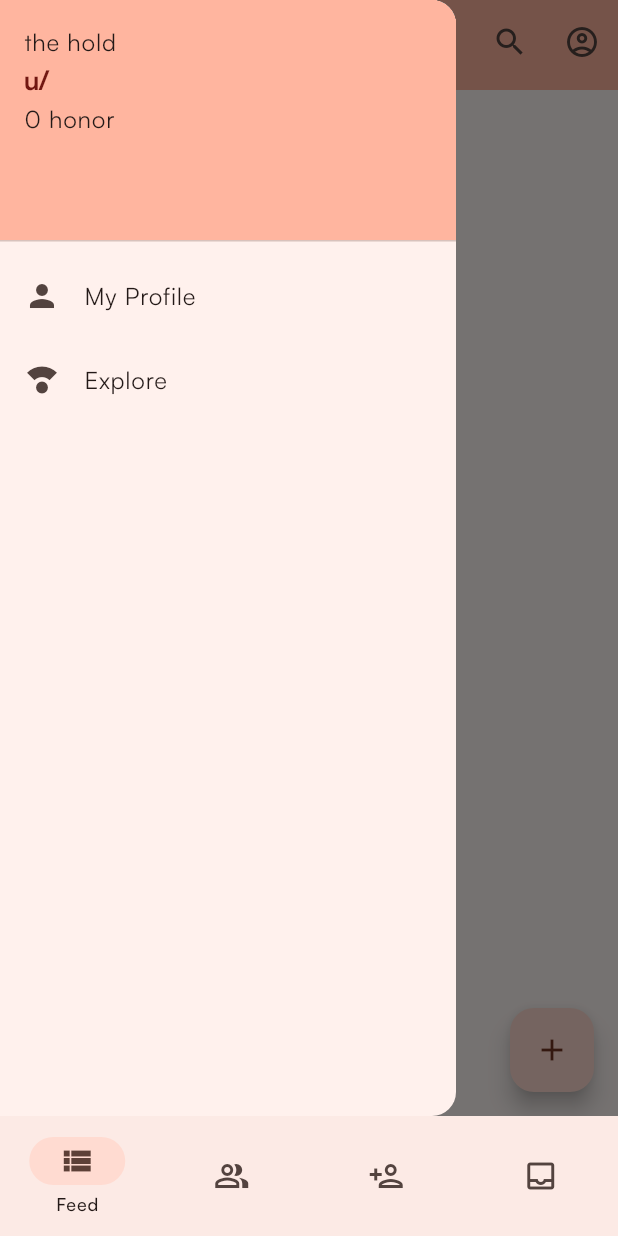
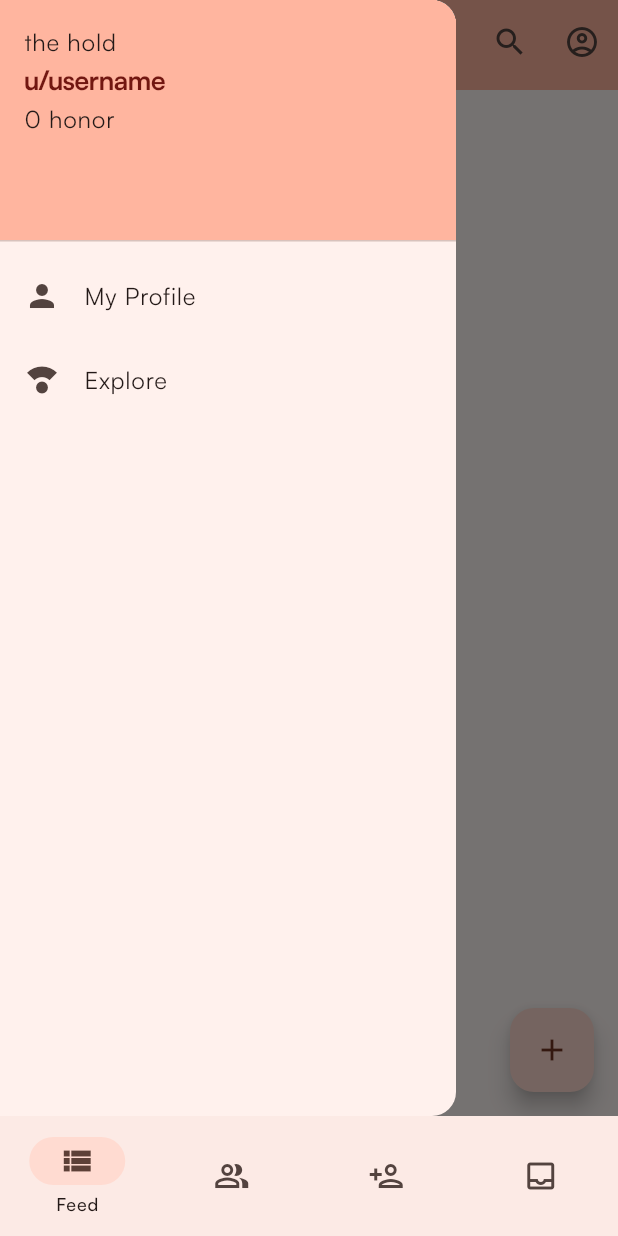
Before and after one commit to itcodehery/reddit_clone, a Flutter app: the screen it shows once a user with an empty profile is signed in, after a tap on "Create Profile", after a tap on the "check" icon, after a tap on the "menu" icon, on a phone screen of 412 x 824 dp. Run offline on Flutter 3.47's test engine with Material 3 defaults, Android fonts, the phone set to English and light mode, and no system bars; our stand-ins replace cloud_firestore, firebase_auth, firebase_core, flutter_dotenv, image_picker, shared_preferences; missing offline and left inert: firebase_auth_rest, password_strength; accounts and stored records are empty.

Commit message:
implemented provider properly

```diff
--- a/lib/components/hold_app_bar.dart
+++ b/lib/components/hold_app_bar.dart
@@ -5,10 +5,7 @@ import 'package:reddit_clone/pages/userprof/myprofile.dart';
 class HoldAppBar extends StatelessWidget {
   const HoldAppBar({
     super.key,
-    this.currentUser,
   });
-
-  final HoldUser? currentUser;
 
   @override
   Widget build(BuildContext context) {
@@ -20,28 +17,7 @@ class HoldAppBar extends StatelessWidget {
           Scaffold.of(context).openDrawer();
         },
       ),
-      title: Column(
-        crossAxisAlignment: CrossAxisAlignment.start,
-        children: [
-          Text(
-            'u/${currentUser!.username.isEmpty ? 'anonymous' : currentUser!.username}',
-            style: const TextStyle(
-              fontWeight: FontWeight.bold,
-              fontSize: 18,
-              letterSpacing: -0.5,
-              color: Color.fromARGB(255, 114, 23, 17),
-            ),
-          ),
-          Text(
-            '${currentUser?.honor.toString()} honor',
-            style: const TextStyle(
-              fontSize: 12,
-              fontWeight: FontWeight.w500,
-              color: Color.fromARGB(255, 114, 23, 17),
-            ),
-          ),
-        ],
-      ),
+      title: const Text('The Hold'),
       actions: [
         IconButton(
           icon: const Icon(Icons.search),
@@ -53,7 +29,7 @@ class HoldAppBar extends StatelessWidget {
           icon: const Icon(Icons.account_circle_outlined),
           onPressed: () {
             Navigator.of(context).push(MaterialPageRoute(builder: (context) {
-              return Myprofile(user: currentUser!);
+              return Myprofile();
             }));
           },
         ),
--- a/lib/main.dart
+++ b/lib/main.dart
@@ -2,6 +2,7 @@ import 'package:firebase_core/firebase_core.dart';
 import 'package:flutter/material.dart';
 import 'package:provider/provider.dart';
 import 'package:reddit_clone/firebase_options.dart';
+import 'package:reddit_clone/helper/users_fetch.dart';
 import 'package:reddit_clone/pages/authentication/choose_profile.dart';
 import 'package:reddit_clone/pages/communities.dart';
 import 'package:reddit_clone/pages/create/create_community.dart';
@@ -13,6 +14,7 @@ import 'package:flutter_dotenv/flutter_dotenv.dart';
 import 'package:reddit_clone/pages/authentication/login.dart';
 import 'package:reddit_clone/pages/overlays/searchpage.dart';
 import 'package:reddit_clone/provider/main_user_provider.dart';
+import 'package:reddit_clone/provider/profile_provider.dart';
 import 'package:reddit_clone/widget_core.dart';
 import 'package:reddit_clone/widget_tree.dart';
 
@@ -36,18 +38,17 @@ class _MyAppState extends State<MyApp> {
   int currentIndex = 0;
 
   @override
-  void initState() {
-    super.initState();
-    getUserUserUser();
-  }
-
-  void getUserUserUser() async {
-    Provider.of<MainUserProvider>(context).getTheDamnUser();
-  }
-
-  @override
   Widget build(BuildContext context) {
-    return MaterialApp(
+    return MultiProvider(
+      providers: [
+        ChangeNotifierProvider(
+          create: (context) => MainUserProvider(),
+        ),
+        ChangeNotifierProvider(
+          create: (context) => ProfileProvider(),
+        )
+      ],
+      child: MaterialApp(
         title: 'The Hold',
         debugShowCheckedModeBanner: false,
         theme: ThemeData(
@@ -68,6 +69,8 @@ class _MyAppState extends State<MyApp> {
           '/create_post': (context) => const CreatePost(),
           '/create_community': (context) => const CreateSubhold(),
           '/edit_profile': (context) => const ChooseProfile(),
-        });
+        },
+      ),
+    );
   }
 }
--- a/lib/pages/authentication/choose_profile.dart
+++ b/lib/pages/authentication/choose_profile.dart
@@ -4,6 +4,7 @@ import 'package:firebase_auth_rest/firebase_auth_rest.dart';
 import 'package:flutter/material.dart';
 import 'package:flutter/services.dart';
 import 'package:image_picker/image_picker.dart';
+import 'package:reddit_clone/helper/shared_prefs_helper.dart';
 import 'package:reddit_clone/helper/users_fetch.dart';
 
 class ChooseProfile extends StatefulWidget {
@@ -142,6 +143,8 @@ class ChooseProfileState extends State<ChooseProfile> {
                           aboutYouController.text,
                           0,
                         ).then((_) {
+                          SharedPreferencesHelper.saveBool(
+                              true, 'profileCreated');
                           ScaffoldMessenger.of(context).showSnackBar(
                             const SnackBar(
                               content: Text('Profile Created!'),
--- a/lib/pages/authentication/login.dart
+++ b/lib/pages/authentication/login.dart
@@ -1,5 +1,7 @@
 import 'package:flutter/material.dart';
 import 'package:firebase_auth/firebase_auth.dart';
+import 'package:password_strength/password_strength.dart';
+import 'package:flutter/services.dart';
 import 'package:reddit_clone/helper/shared_prefs_helper.dart';
 
 enum AuthMode { login, signUp }
@@ -71,6 +73,8 @@ class _LoginState extends State<Login> {
   //   );
   // }
 
+  GlobalKey<FormState> formKey = GlobalKey<FormState>();
+
   @override
   Widget build(BuildContext context) {
     return Scaffold(
@@ -121,22 +125,47 @@ class _LoginState extends State<Login> {
               Text(isLogin ? "Login" : "Sign Up",
                   style: const TextStyle(fontSize: 18)),
               const SizedBox(height: 10),
-              TextField(
+              Form(
+                  key: formKey,
+                  child: Column(
+                    children: [
+                      TextFormField(
                         decoration: InputDecoration(
                           border: const OutlineInputBorder(),
                           labelText: isLogin ? 'Email' : 'Enter an email',
                         ),
                         controller: emailController,
+                        validator: (value) {
+                          if (value == null || value.isEmpty) {
+                            return 'Please enter some text';
+                          }
+                          return null;
+                        },
                       ),
                       const SizedBox(height: 20),
-              TextField(
+                      TextFormField(
                         decoration: InputDecoration(
                           border: const OutlineInputBorder(),
                           labelText: isLogin ? 'Password' : 'Enter a password',
                         ),
                         controller: passwordController,
+                        inputFormatters: [
+                          FilteringTextInputFormatter(' ', allow: false),
+                        ],
                         obscureText: true,
+                        validator: (value) {
+                          if (value == null || value.isEmpty) {
+                            return 'Please enter a valid password';
+                          }
+                          double strength = estimatePasswordStrength(value);
+                          if (strength < 0.3) {
+                            return 'Password is too weak';
+                          }
+                          return null;
+                        },
                       ),
+                    ],
+                  )),
               const SizedBox(height: 20),
               Row(
                 children: [
@@ -166,6 +195,8 @@ class _LoginState extends State<Login> {
                           Theme.of(context).colorScheme.primary),
                     ),
                     onPressed: () {
+                      //validate form
+                      if (formKey.currentState!.validate()) {
                         isLogin
                             ? signInWithEmailAndPassword()
                             : {
@@ -173,6 +204,7 @@ class _LoginState extends State<Login> {
                                 SharedPreferencesHelper.saveBool(
                                     true, 'firstTimeLogin'),
                               };
+                      }
                     },
                     child: Text(
                       isLogin ? "Login" : "Sign Up",
--- a/lib/pages/home.dart
+++ b/lib/pages/home.dart
@@ -3,7 +3,6 @@ import 'package:provider/provider.dart';
 import 'package:reddit_clone/components/hold_app_bar.dart';
 import 'package:reddit_clone/components/text_post.dart';
 import 'package:reddit_clone/helper/posts_fetch.dart';
-import 'package:reddit_clone/models/holduser.dart';
 import 'package:reddit_clone/models/post.dart';
 import 'package:reddit_clone/provider/main_user_provider.dart';
 
@@ -17,26 +16,13 @@ class MyHomePage extends StatefulWidget {
 }
 
 class _MyHomePageState extends State<MyHomePage> {
-  HoldUser? user;
-
-  @override
-  void initState() {
-    super.initState();
-    getTheDamnUser();
-  }
-
-  void getTheDamnUser() {
-    user = Provider.of<MainUserProvider>(context).currentUser;
-  }
-
   @override
   Widget build(BuildContext context) {
     return Scaffold(
-      appBar: PreferredSize(
-          preferredSize: const Size.fromHeight(60.0),
-          child: HoldAppBar(
-            currentUser: user,
-          )),
+      appBar: const PreferredSize(
+        preferredSize: Size.fromHeight(60),
+        child: HoldAppBar(),
+      ),
       //list of posts
       body: FutureBuilder(
         future: getPosts(),
@@ -72,7 +58,7 @@ class _MyHomePageState extends State<MyHomePage> {
                   children: [
                     const Text('the hold'),
                     Text(
-                      "u/${user?.username}",
+                      "u/${context.watch<MainUserProvider>().username}",
                       style: const TextStyle(
                         fontWeight: FontWeight.bold,
                         fontSize: 18,
@@ -80,7 +66,8 @@ class _MyHomePageState extends State<MyHomePage> {
                         color: Color.fromARGB(255, 114, 23, 17),
                       ),
                     ),
-                    Text("${user?.honor} honor"),
+                    Text(
+                        "${context.watch<MainUserProvider>().honorpoints.toString()} honor"),
                   ],
                 )),
             ListTile(
--- a/lib/provider/main_user_provider.dart
+++ b/lib/provider/main_user_provider.dart
@@ -3,10 +3,37 @@ import 'package:reddit_clone/helper/users_fetch.dart';
 import 'package:reddit_clone/models/holduser.dart';
 
 class MainUserProvider extends ChangeNotifier {
-  HoldUser? currentUser;
+  String username = "username";
+  String bio = "bio";
+  String email = "email";
+  int honorpoints = 0;
+  String userID = "HOLD117";
 
-  void getTheDamnUser() async {
-    currentUser = await getUserData();
+  MainUserProvider({
+    this.username = "username",
+    this.bio = "bio",
+    this.email = "email",
+    this.honorpoints = 0,
+    this.userID = "HOLD117",
+  });
+
+  void getMainUser() async {
+    HoldUser? user = await getUserData();
+    if (user != null) {
+      username = user.username;
+      bio = user.bio;
+      email = user.email;
+      honorpoints = user.honor;
+      userID = user.userId;
+    }
+    notifyListeners();
+  }
+
+  void updateMainUser(String username, String bio, int honorpoints) {
+    this.username = username;
+    this.bio = bio;
+    this.honorpoints = honorpoints;
+    saveUserData(username, bio, honorpoints);
     notifyListeners();
   }
 }
--- /dev/null
+++ b/lib/provider/profile_provider.dart
@@ -0,0 +1,18 @@
+import 'package:flutter/material.dart';
+import 'package:reddit_clone/helper/shared_prefs_helper.dart';
+
+class ProfileProvider extends ChangeNotifier {
+  bool isProfileCreated;
+
+  ProfileProvider({this.isProfileCreated = false});
+
+  void changeProfileCreated() async {
+    isProfileCreated = true;
+    SharedPreferencesHelper.saveBool(isProfileCreated, "profile created");
+    notifyListeners();
+  }
+
+  void getProfileCreated() async {
+    isProfileCreated = await SharedPreferencesHelper.getBool("profile created");
+  }
+}
--- a/lib/widget_tree.dart
+++ b/lib/widget_tree.dart
@@ -1,8 +1,13 @@
 import 'package:flutter/material.dart';
+import 'package:provider/provider.dart';
 import 'package:reddit_clone/helper/auth.dart';
 import 'package:firebase_auth/firebase_auth.dart';
+import 'package:reddit_clone/helper/shared_prefs_helper.dart';
 import 'package:reddit_clone/pages/authentication/choose_profile.dart';
 import 'package:reddit_clone/pages/authentication/login.dart';
+import 'package:reddit_clone/provider/main_user_provider.dart';
+import 'package:reddit_clone/provider/profile_provider.dart';
+import 'package:reddit_clone/widget_core.dart';
 
 class WidgetTree extends StatefulWidget {
   const WidgetTree({Key? key}) : super(key: key);
@@ -13,6 +18,14 @@ class WidgetTree extends StatefulWidget {
 
 class WidgetTreeState extends State<WidgetTree> {
   final User? user = Auth().currentUser;
+  bool isProfileCreated = false;
+
+  @override
+  void initState() {
+    super.initState();
+    context.read<MainUserProvider>().getMainUser();
+    context.read<ProfileProvider>().getProfileCreated();
+  }
 
   @override
   Widget build(BuildContext context) {
@@ -20,7 +33,11 @@ class WidgetTreeState extends State<WidgetTree> {
         stream: Auth().authStateChanges(),
         builder: (context, snapshot) {
           if (snapshot.hasData) {
-            return const ChooseProfile();
+            if (context.read<ProfileProvider>().isProfileCreated) {
+              return const WidgetCore();
+            } else {
+              return const ChooseProfile();
+            }
           } else {
             return const Login();
           }
--- a/pubspec.yaml
+++ b/pubspec.yaml
@@ -45,6 +45,7 @@ dependencies:
   firebase_auth_rest: ^2.0.4
   image_picker: ^1.0.8
   flutter_launcher_icons: ^0.13.1
+  password_strength: ^0.2.0
 
 dev_dependencies:
   flutter_test:
```
Also changed, not shown: lib/pages/create/create_post.dart (+3 -5 lines), lib/pages/userprof/myprofile.dart (+13 -26 lines), pubspec.lock. Lines whose indentation alone changed are shown as unchanged.
